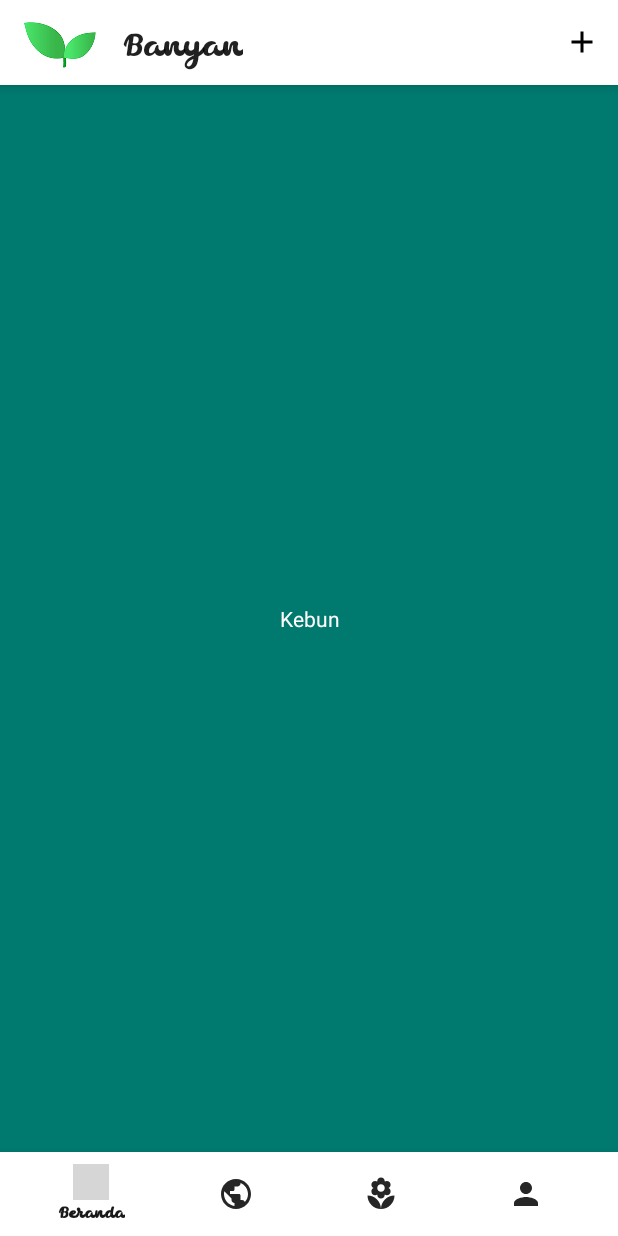
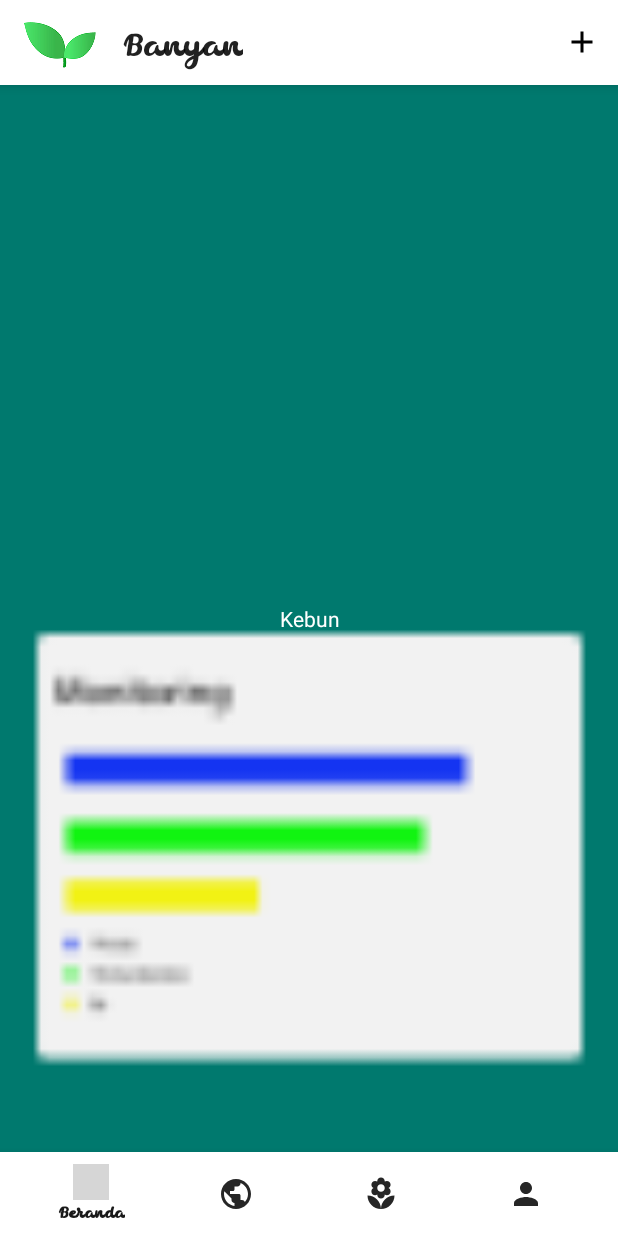
Before and after one commit to bondan-en28/Banyan, an Android app: the fragment TabKebunFragment placed in its activity, on a phone screen of 412 x 824 dp. Run offline under Robolectric (Android 15) with nearby library versions, the phone set to English and light mode, and no system bars; our stand-ins replace Volley; network calls fail; 3 statements that could not run were skipped; grey boxes are pictures that could not be loaded.

Commit message:
add icon

```diff
--- a/app/src/main/res/layout/fragment_tab_kebun.xml
+++ b/app/src/main/res/layout/fragment_tab_kebun.xml
@@ -1,5 +1,5 @@
 <?xml version="1.0" encoding="utf-8"?>
-<FrameLayout xmlns:android="http://schemas.android.com/apk/res/android"
+<RelativeLayout xmlns:android="http://schemas.android.com/apk/res/android"
     xmlns:tools="http://schemas.android.com/tools"
     android:layout_width="match_parent"
     android:layout_height="match_parent"
@@ -9,9 +9,34 @@
     <!-- TODO: Update blank fragment layout -->
     <TextView
         android:layout_width="match_parent"
-        android:layout_height="match_parent"
+        android:layout_height="770dp"
         android:gravity="center"
         android:text="Kebun"
         android:textColor="#ffffff" />
 
-</FrameLayout>
+    <FrameLayout
+        android:layout_width="match_parent"
+        android:layout_height="wrap_content"
+        android:orientation="horizontal">
+
+        <FrameLayout
+            android:layout_width="0dp"
+            android:layout_height="wrap_content"
+            android:layout_weight="1"
+            android:gravity="center"
+            android:orientation="vertical">
+
+        </FrameLayout>
+    </FrameLayout>
+
+    <ImageView
+        android:layout_width="match_parent"
+        android:layout_height="419dp"
+        android:layout_alignParentStart="true"
+        android:layout_alignParentEnd="true"
+        android:layout_alignParentBottom="true"
+        android:layout_marginStart="2dp"
+        android:layout_marginEnd="1dp"
+        android:layout_marginBottom="-4dp"
+        android:background="@mipmap/ic_monitor" />
+</RelativeLayout>
```
Also changed, not shown: app/src/main/ic_monitor-web.png (added), app/src/main/res/mipmap-hdpi/ic_monitor.png (added), app/src/main/res/mipmap-mdpi/ic_monitor.png (added), app/src/main/res/mipmap-xhdpi/ic_monitor.png (added), app/src/main/res/mipmap-xxhdpi/ic_monitor.png (added), app/src/main/res/mipmap-xxxhdpi/ic_monitor.png (added).
